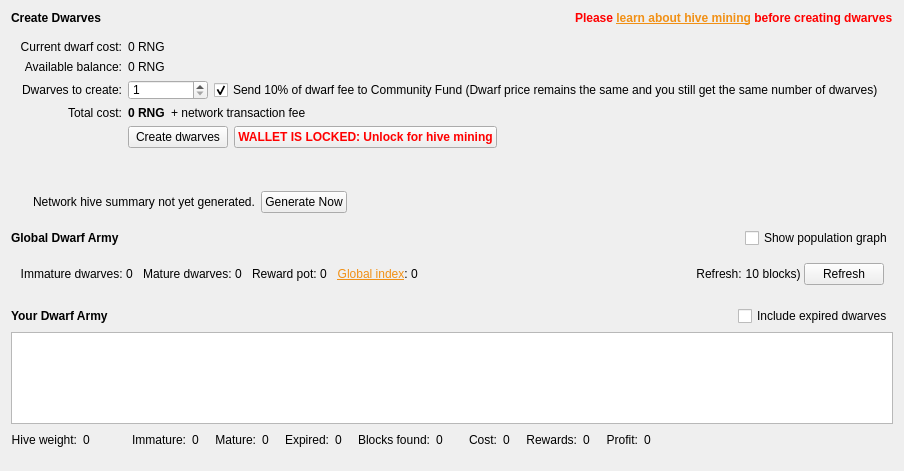
litecoincash-project/ring, file src/qt/forms/hivedialog.ui: the form before one commit.
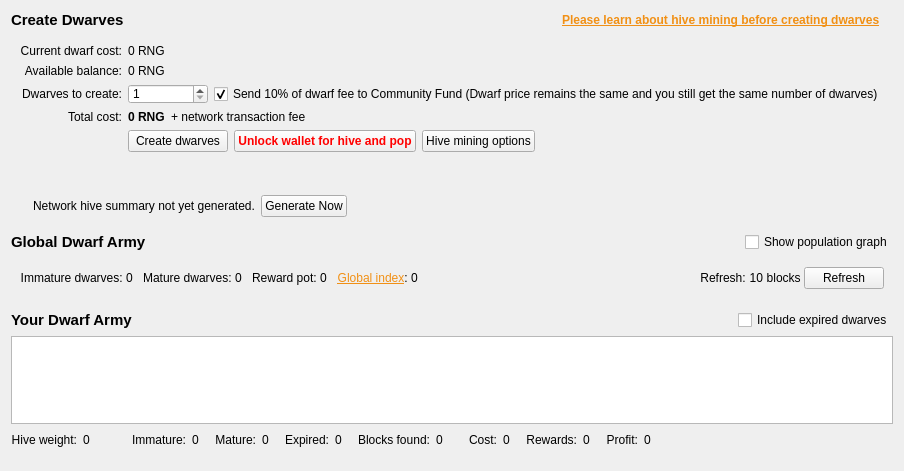
The form after the commit. Icons and pictures are not drawn. Custom widgets are drawn as their Qt base class.

Commit message: Reset for test run 2 (Battery). Pop fixes, QoL fixes. Hive improvements from LCC 0.16.1.2 and 0.16.1.3 pulled in.

The edit to the form file:
```diff
--- a/src/qt/forms/hivedialog.ui
+++ b/src/qt/forms/hivedialog.ui
@@ -32,6 +32,7 @@
       <widget class="QLabel" name="createDwarvesTitleLabel">
        <property name="font">
         <font>
+         <pointsize>11</pointsize>
          <weight>75</weight>
          <bold>true</bold>
         </font>
@@ -54,6 +55,22 @@
        </property>
       </spacer>
      </item>
+     <item>
+      <widget class="QLabel" name="warningLabel2">
+       <property name="font">
+        <font>
+         <weight>75</weight>
+         <bold>true</bold>
+        </font>
+       </property>
+       <property name="text">
+        <string>&lt;a href=&quot;https://hive.litecoinca.sh/guide/&quot;&gt;&lt;span style=&quot;text-decoration: underline; color:#f19015;&quot;&gt;Please learn about hive mining before creating dwarves&lt;/span&gt;&lt;/a&gt;</string>
+       </property>
+       <property name="openExternalLinks">
+        <bool>true</bool>
+       </property>
+      </widget>
+     </item>
      <item>
       <widget class="QLabel" name="warningLabel">
        <property name="maximumSize">
@@ -79,22 +96,6 @@
        </property>
       </widget>
      </item>
-     <item>
-      <widget class="QLabel" name="warningLabel2">
-       <property name="font">
-        <font>
-         <weight>75</weight>
-         <bold>true</bold>
-        </font>
-       </property>
-       <property name="text">
-        <string>&lt;span style=&quot;color:#ff0000;&quot;&gt;Please &lt;a href=&quot;https://hive.litecoinca.sh/guide/&quot;&gt;&lt;span style=&quot;text-decoration: underline; color:#f19015;&quot;&gt;learn about hive mining&lt;/span&gt;&lt;/a&gt; before creating dwarves&lt;/span&gt;</string>
-       </property>
-       <property name="openExternalLinks">
-        <bool>true</bool>
-       </property>
-      </widget>
-     </item>
     </layout>
    </item>
    <item>
@@ -333,11 +334,17 @@
            <string notr="true">color:red;</string>
           </property>
           <property name="text">
-           <string>WALLET IS LOCKED: Unlock for hive mining</string>
+           <string>Unlock wallet for hive and pop</string>
           </property>
-          <property name="icon">
-           <iconset resource="../ring.qrc">
-            <normaloff>:/icons/lock_closed</normaloff>:/icons/lock_closed</iconset>
+         </widget>
+        </item>
+        <item>
+         <widget class="QPushButton" name="showHiveOptionsButton">
+          <property name="toolTip">
+           <string>Open the Options dialog on the Hive Options tab</string>
+          </property>
+          <property name="text">
+           <string>Hive mining options</string>
           </property>
          </widget>
         </item>
@@ -510,6 +517,7 @@
          <widget class="QLabel" name="globalNetworkHiveTitleLabel">
           <property name="font">
            <font>
+            <pointsize>11</pointsize>
             <weight>75</weight>
             <bold>true</bold>
            </font>
@@ -815,7 +823,7 @@
             <string>Global network hive stats are automatically refreshed every 10 blocks</string>
            </property>
            <property name="text">
-            <string> blocks) </string>
+            <string> blocks </string>
            </property>
            <property name="alignment">
             <set>Qt::AlignRight|Qt::AlignTrailing|Qt::AlignVCenter</set>
@@ -894,6 +902,7 @@
          <widget class="QLabel" name="yourHiveStatsLabel">
           <property name="font">
            <font>
+            <pointsize>11</pointsize>
             <weight>75</weight>
             <bold>true</bold>
            </font>
```
Left out of the diff: 8 changed lines with no effect on the pictures. The commit also changes 108 other files.
